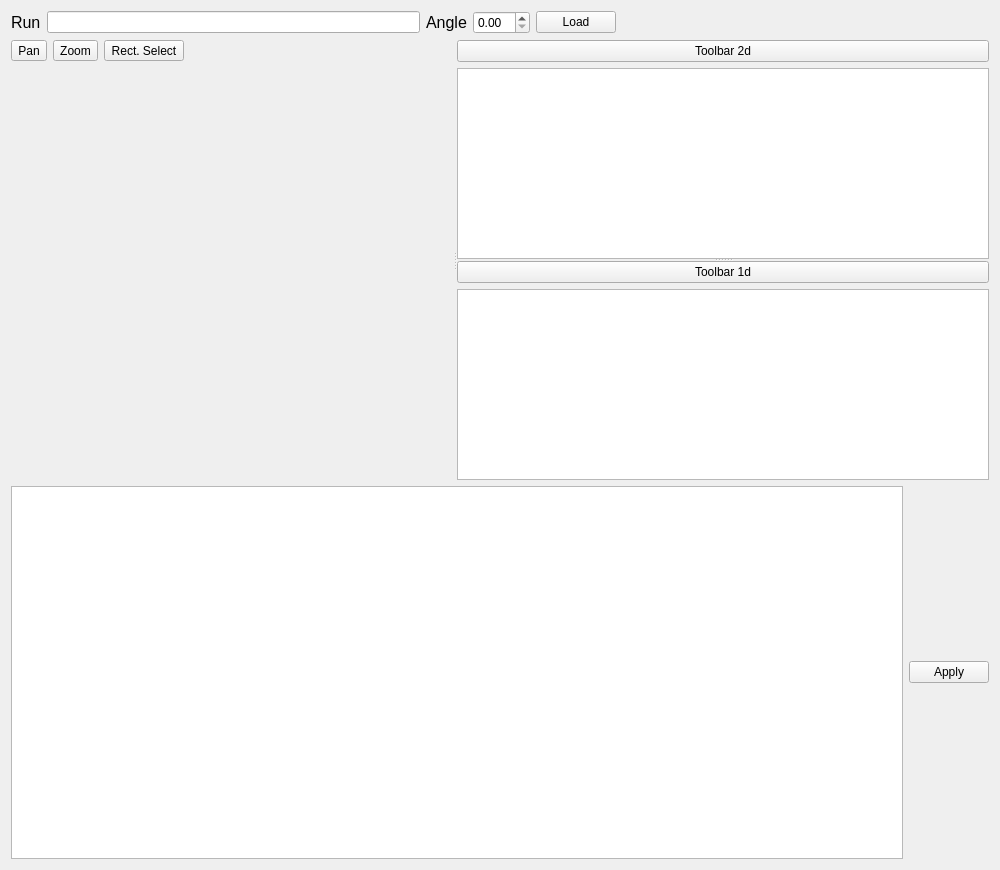
Qt form qt/scientific_interfaces/ISISReflectometry/GUI/Preview/PreviewWidget.ui (mantidproject/mantid) before a commit.
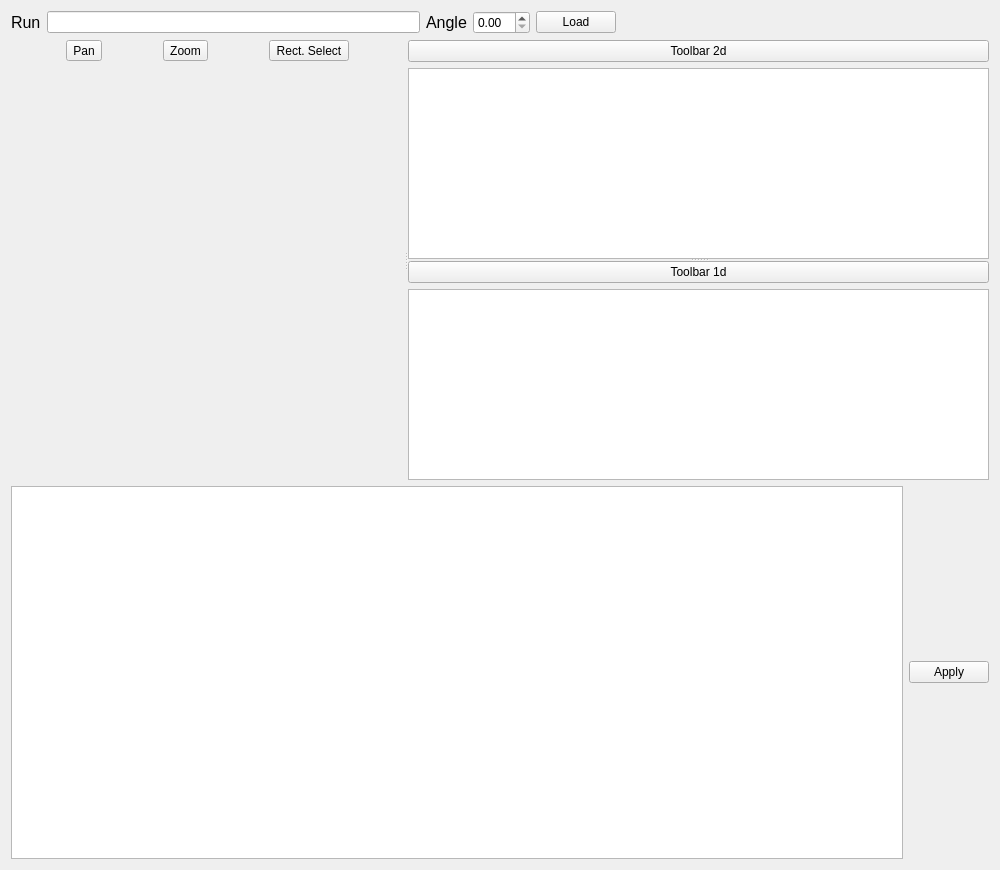
The same form after that commit.

Commit message:
Add InstView buttons to PreviewWidget
Adds the button to the .ui file for PreviewWidget
Re #32566

```diff
--- a/qt/scientific_interfaces/ISISReflectometry/GUI/Preview/PreviewWidget.ui
+++ b/qt/scientific_interfaces/ISISReflectometry/GUI/Preview/PreviewWidget.ui
@@ -119,19 +119,6 @@
            </property>
           </widget>
          </item>
-         <item>
-          <spacer name="horizontalSpacer">
-           <property name="orientation">
-            <enum>Qt::Horizontal</enum>
-           </property>
-           <property name="sizeHint" stdset="0">
-            <size>
-             <width>40</width>
-             <height>20</height>
-            </size>
-           </property>
-          </spacer>
-         </item>
         </layout>
        </item>
        <item>
```
